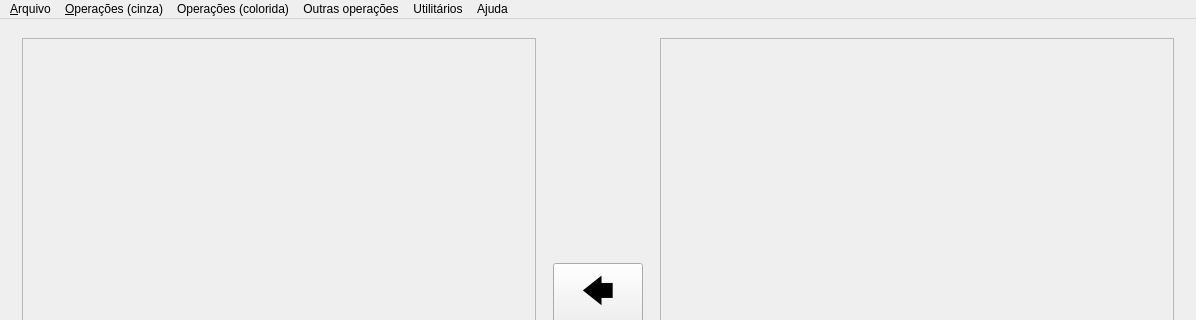
This is editor.ui in Salies/pdi-editor as Qt 5 draws it before an edit; both pictures show x 0 to 1196 and y 0 to 320 of the 1196 by 594 pixel window. The edited form follows.
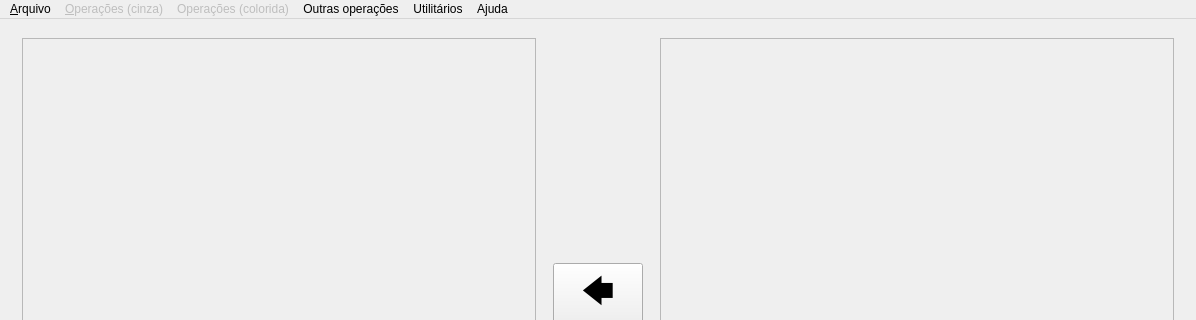
This is the edited form. Custom widgets are drawn as their Qt base class.

Patch:
```diff
--- a/editor.ui
+++ b/editor.ui
@@ -134,6 +134,9 @@
     <addaction name="actionSair"/>
    </widget>
    <widget class="QMenu" name="menu_Operacoes">
+    <property name="enabled">
+     <bool>false</bool>
+    </property>
     <property name="title">
      <string>&amp;Operações (cinza)</string>
     </property>
@@ -161,6 +164,9 @@
     <addaction name="actionConverter_RGB_HSL"/>
    </widget>
    <widget class="QMenu" name="menuOperacoes_img_colorida">
+    <property name="enabled">
+     <bool>false</bool>
+    </property>
     <property name="title">
      <string>Operações (colorida)</string>
     </property>
```
Left out of the diff: 3 changed lines with no effect on the pictures.
